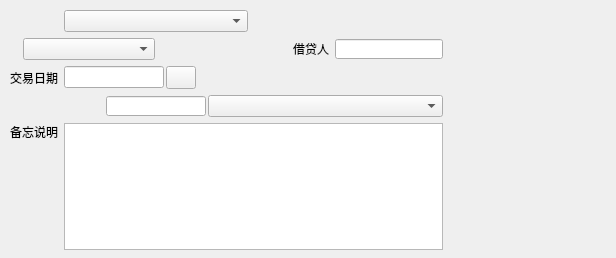
This is ui/changebillwidget.ui in Harry-Chen/OOP-Cash as Qt 5 draws it before an edit. The edited form follows.
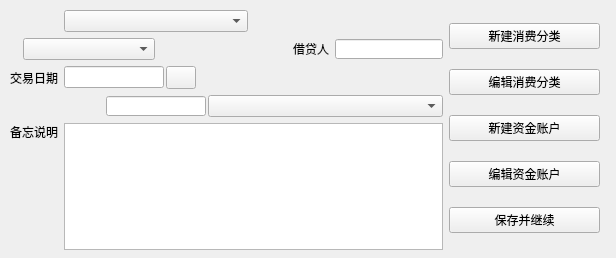
This is the edited form.

Diff of the .ui file:
```diff
--- a/ui/changebillwidget.ui
+++ b/ui/changebillwidget.ui
@@ -305,10 +305,47 @@
     <rect>
      <x>449</x>
      <y>9</y>
-     <width>161</width>
+     <width>151</width>
      <height>241</height>
     </rect>
    </property>
+   <layout class="QVBoxLayout" name="verticalLayout">
+    <item>
+     <widget class="QPushButton" name="newCatebtn">
+      <property name="text">
+       <string>新建消费分类</string>
+      </property>
+     </widget>
+    </item>
+    <item>
+     <widget class="QPushButton" name="editCatebtn">
+      <property name="text">
+       <string>编辑消费分类</string>
+      </property>
+     </widget>
+    </item>
+    <item>
+     <widget class="QPushButton" name="newAccbtn">
+      <property name="text">
+       <string>新建资金账户</string>
+      </property>
+     </widget>
+    </item>
+    <item>
+     <widget class="QPushButton" name="editAccbtn">
+      <property name="text">
+       <string>编辑资金账户</string>
+      </property>
+     </widget>
+    </item>
+    <item>
+     <widget class="QPushButton" name="savebtn">
+      <property name="text">
+       <string>保存并继续</string>
+      </property>
+     </widget>
+    </item>
+   </layout>
   </widget>
  </widget>
  <resources/>
```
Left out of the diff: 56 changed lines with no effect on the pictures.
